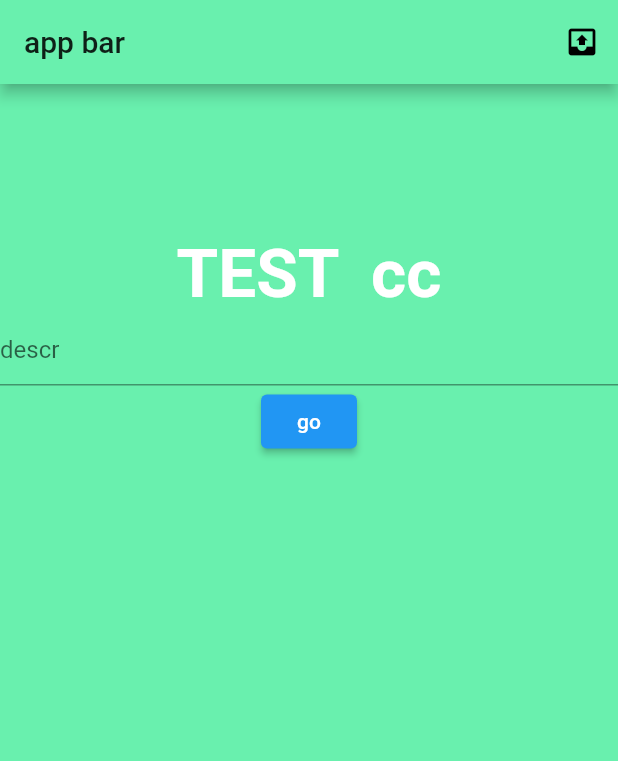
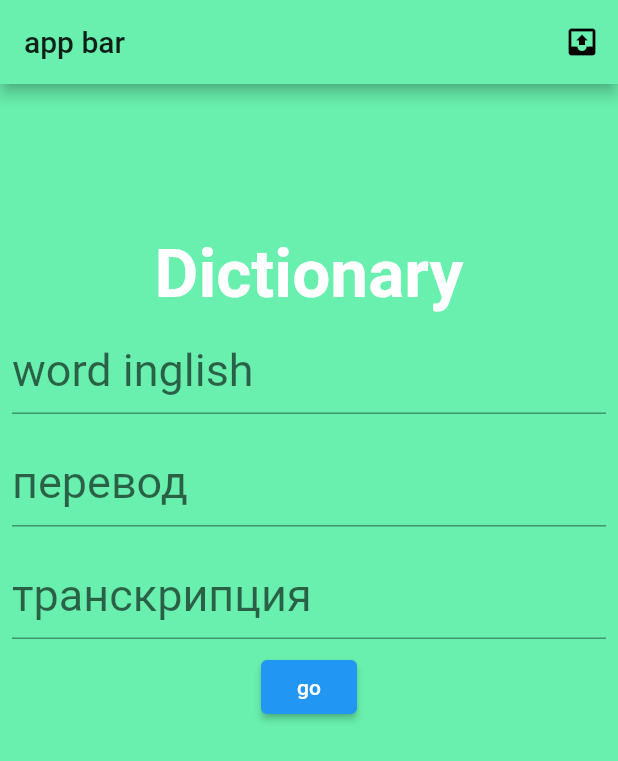
Before and after one commit to AndreyK1105/flutter_app1, a Flutter app: the screen it shows once a user with an empty profile is signed in, after a tap on "go", on a phone screen of 412 x 824 dp. Shown: the top 761 px of the screen. Run offline on Flutter 3.47's test engine with Material 2 defaults, Android fonts, the phone set to English and light mode, and no system bars; our stand-ins replace firebase_auth, firebase_core, firebase_database; accounts and stored records are empty.

Commit message:
Initial commit

```diff
--- a/lib/screens/auth.dart
+++ b/lib/screens/auth.dart
@@ -11,7 +11,9 @@ class AuthPage extends StatefulWidget{
 }
 
 class _AuthPageState extends State<AuthPage>{
-final TextEditingController _editingController=TextEditingController();
+final TextEditingController _wordController=TextEditingController();
+final TextEditingController _russiaController=TextEditingController();
+final TextEditingController _transcrController=TextEditingController();
 final ServDatabase servDatabase = ServDatabase();
   @override
   Widget build(BuildContext context) {
@@ -21,16 +23,31 @@ final ServDatabase servDatabase = ServDatabase();
         child:Align(
           child: Column(
             children: [
-              Text("TEST  cc",style: TextStyle(fontSize: 45, fontWeight: FontWeight.bold, color: Colors.white),),
-              TextField(controller:_editingController,
-              decoration: InputDecoration(hintText: "descr"),),
+              Text("Dictionary",style: TextStyle(fontSize: 45, fontWeight: FontWeight.bold, color: Colors.white),),
+              Padding(
+                padding: const EdgeInsets.all(8.0),
+                child: TextField(controller:_wordController, style: TextStyle(fontSize: 30),
+                decoration: InputDecoration(hintText: "word inglish"),),
+              ),
+
+              Padding(
+                padding: const EdgeInsets.all(8.0),
+                child: TextField(controller:_russiaController, style: TextStyle(fontSize: 30),
+                  decoration: InputDecoration(hintText: "перевод"),),
+              ),
+
+              Padding(
+                padding: const EdgeInsets.all(8.0),
+                child: TextField(controller:_transcrController, style: TextStyle(fontSize: 30),
+                  decoration: InputDecoration(hintText: "транскрипция"),),
+              ),
+
               ElevatedButton(onPressed: (){
-                Word word= Word();
-                word.english="book";
-                word.russia="sd";
-                word.transcr="df";
-                word.id=1;
-                servDatabase.basePut(word);
+
+                servDatabase.basePut(_wordController.text, _russiaController.text, _transcrController.text);
+                _wordController.clear();
+                _russiaController.clear();
+                _transcrController.clear();
 
               }, child: Text("go"))
 
--- a/lib/service/servDatabase.dart
+++ b/lib/service/servDatabase.dart
@@ -4,8 +4,10 @@ import 'package:flutter_app1/service/word.dart';
 class ServDatabase{
   //final FirebaseDatabase _firebaseDatabase = FirebaseDatabase();
   final ref= FirebaseDatabase.instance.reference();
-  Future<void> basePut (Word words) async {
-    await ref.child("messades").set(words);
+
+  Future<void> basePut (String word, String russia, String transcr) async {
+    await ref.child("Dictionary").child(word).child("russia"). set(russia);
+    await ref.child("Dictionary").child(word).child("transcr").set(transcr);
   }
 
 
```
